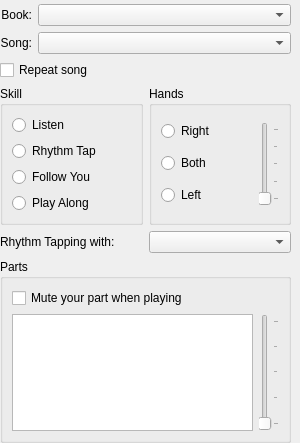
Qt form src/GuiSidePanel.ui (pianobooster/PianoBooster) before a commit.
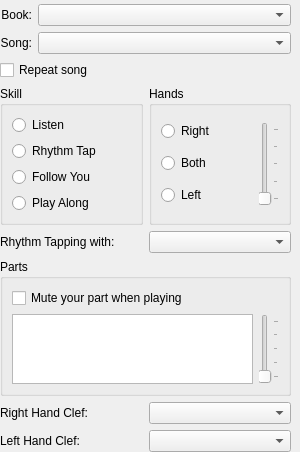
The same form after that commit.

Commit message: first attempt to have editable clefs

Patch:
```diff
--- a/src/GuiSidePanel.ui
+++ b/src/GuiSidePanel.ui
@@ -285,6 +285,34 @@
      </layout>
     </widget>
    </item>
+   <item>
+    <layout class="QHBoxLayout">
+     <item>
+      <widget class="QLabel" name="label3">
+       <property name="text">
+        <string>Right Hand Clef:</string>
+       </property>
+      </widget>
+     </item>
+     <item>
+      <widget class="QComboBox" name="clefRightCombo"/>
+     </item>
+    </layout>
+   </item>
+   <item>
+    <layout class="QHBoxLayout">
+     <item>
+      <widget class="QLabel" name="label4">
+       <property name="text">
+        <string>Left Hand Clef:</string>
+       </property>
+      </widget>
+     </item>
+     <item>
+      <widget class="QComboBox" name="clefLeftCombo"/>
+     </item>
+    </layout>
+   </item>
    <item>
     <spacer>
      <property name="orientation">
```
The commit also changes 6 other files.
